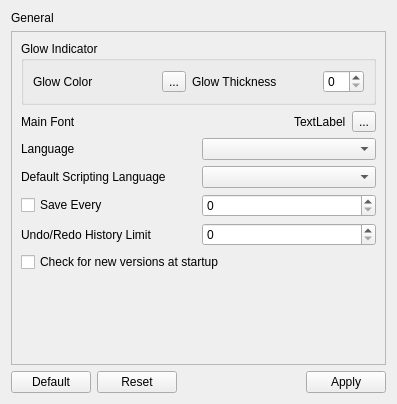
First picture: the form in app/src/ui/GeneralApplicationSettings.ui, repository LabRPS/LabRPS, before the edit.
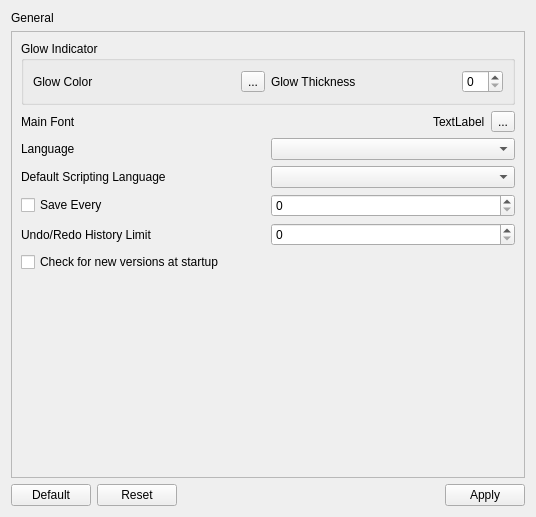
Second picture: the form after the edit. Custom widgets are drawn as their Qt base class.

Patch:
```diff
--- a/app/src/ui/GeneralApplicationSettings.ui
+++ b/app/src/ui/GeneralApplicationSettings.ui
@@ -6,8 +6,8 @@
    <rect>
     <x>0</x>
     <y>0</y>
-    <width>397</width>
-    <height>404</height>
+    <width>536</width>
+    <height>517</height>
    </rect>
   </property>
   <property name="windowTitle">
@@ -24,8 +24,8 @@
        <rect>
         <x>0</x>
         <y>0</y>
-        <width>377</width>
-        <height>328</height>
+        <width>516</width>
+        <height>443</height>
        </rect>
       </property>
       <layout class="QVBoxLayout" name="verticalLayout">
```
Left out of the diff: 3 changed lines with no effect on the pictures.
